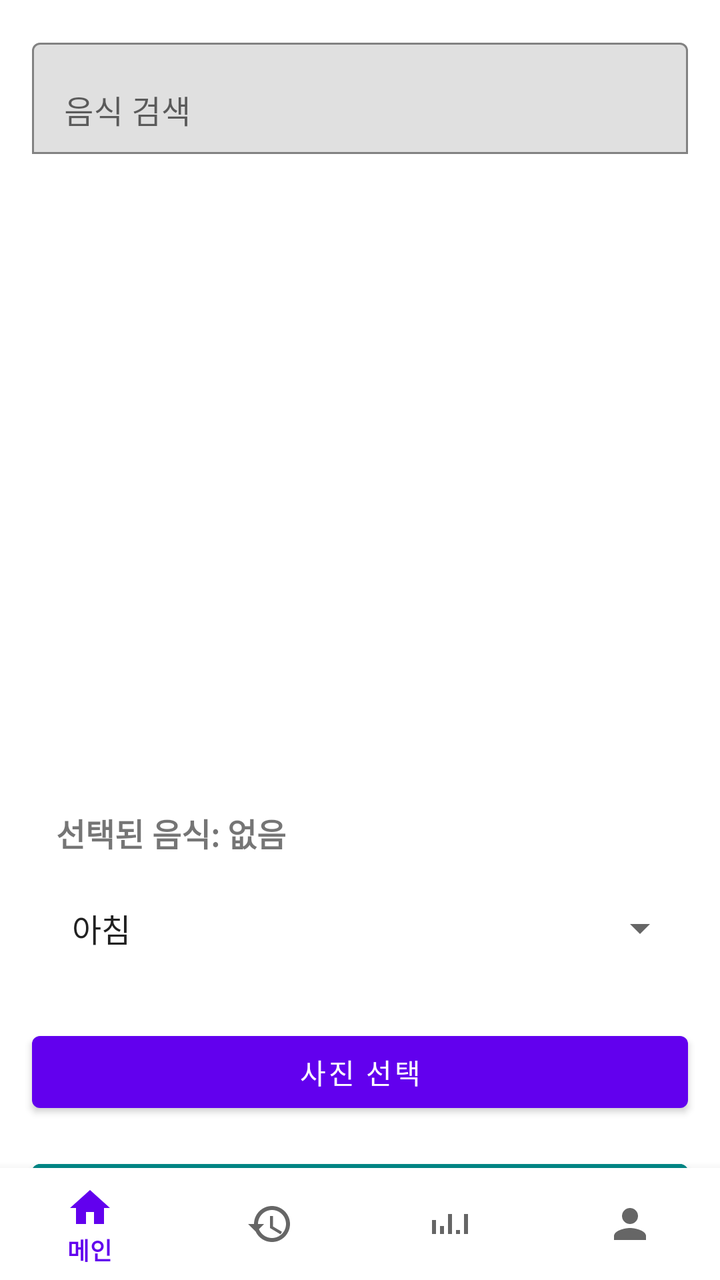
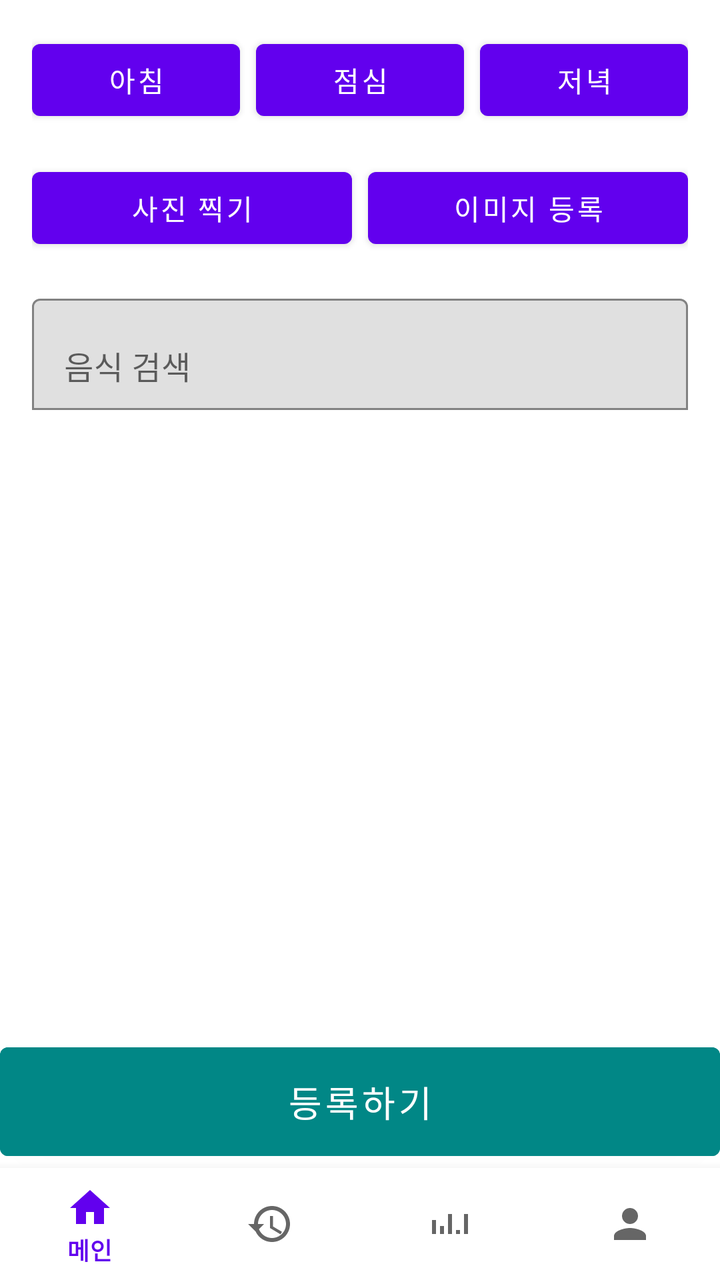

Before-and-after screenshots of an Android layout around one commit, followed by the original layout XML and the change that was made.
<!-- AndroidManifest.xml: activity theme Theme.MaterialComponents.DayNight.NoActionBar -->
<!-- res/layout/activity_record.xml -->
<?xml version="1.0" encoding="utf-8"?>
<androidx.coordinatorlayout.widget.CoordinatorLayout
    xmlns:android="http://schemas.android.com/apk/res/android"
    xmlns:app="http://schemas.android.com/apk/res-auto"
    android:layout_width="match_parent"
    android:layout_height="match_parent">

    <LinearLayout
        android:orientation="vertical"
        android:layout_width="match_parent"
        android:layout_height="match_parent">

        
        <com.google.android.material.textfield.TextInputLayout
            android:layout_width="match_parent"
            android:layout_height="wrap_content"
            android:hint="음식 검색"
            app:boxBackgroundMode="outline"
            android:layout_margin="16dp">

            <com.google.android.material.textfield.TextInputEditText
                android:id="@+id/search_input"
                android:layout_width="match_parent"
                android:layout_height="wrap_content"
                android:inputType="text"/>
        </com.google.android.material.textfield.TextInputLayout>

        
        <ListView
            android:id="@+id/list_foods"
            android:layout_width="match_parent"
            android:layout_height="0dp"
            android:layout_weight="1"
            android:dividerHeight="10dp"
            android:layout_marginStart="8dp"
            android:layout_marginEnd="8dp" />

        
        <TextView
            android:id="@+id/txt_selected_food"
            android:layout_width="match_parent"
            android:layout_height="wrap_content"
            android:text="선택된 음식: 없음"
            android:textSize="16sp"
            android:textStyle="bold"
            android:padding="12dp"
            android:layout_marginTop="12dp"
            android:layout_marginStart="16dp"
            android:layout_marginEnd="16dp"/>

        
        <Spinner
            android:id="@+id/spinnerMealType"
            android:layout_width="match_parent"
            android:layout_height="wrap_content"
            android:minHeight="48dp"
            android:padding="12dp"
            android:layout_marginStart="16dp"
            android:layout_marginEnd="16dp"
            android:layout_marginBottom="8dp"
            android:entries="@array/meal_types"/>


        
        <com.google.android.material.button.MaterialButton
            android:id="@+id/btnSelectImage"
            android:layout_width="match_parent"
            android:layout_height="wrap_content"
            android:text="사진 선택"
            android:layout_margin="16dp"/>

        
        <com.google.android.material.button.MaterialButton
            android:id="@+id/btn_save_meal"
            android:layout_width="match_parent"
            android:layout_height="wrap_content"
            android:text="저장하기"
            android:backgroundTint="@color/teal_700"
            android:textColor="@android:color/white"
            android:layout_marginStart="16dp"
            android:layout_marginEnd="16dp"
            android:layout_marginBottom="16dp"/>
    </LinearLayout>

    
    <com.google.android.material.bottomnavigation.BottomNavigationView
        android:id="@+id/bottomNavigationView"
        android:layout_width="match_parent"
        android:layout_height="wrap_content"
        android:layout_gravity="bottom"
        app:menu="@menu/bottom_nav_menu"/>
</androidx.coordinatorlayout.widget.CoordinatorLayout>
<!-- resources referenced by this layout -->
<resources>
  <string-array name="meal_types">
          <item>아침</item>
          <item>점심</item>
          <item>저녁</item>
      </string-array>
  <color name="teal_700">#FF018786</color>
</resources>

<!-- the commit's change to res/layout/activity_record.xml (unified diff, before → after) -->
@@ -5,88 +5,148 @@
     android:layout_width="match_parent"
     android:layout_height="match_parent">
 
+    
+    <ScrollView
+        android:layout_width="match_parent"
+        android:layout_height="match_parent"
+        android:fillViewport="true"
+        android:padding="16dp"
+        android:layout_above="@+id/bottomArea">
+
+        <LinearLayout
+            android:orientation="vertical"
+            android:layout_width="match_parent"
+            android:layout_height="wrap_content">
+
+            
+            <LinearLayout
+                android:orientation="horizontal"
+                android:layout_width="match_parent"
+                android:layout_height="wrap_content"
+                android:gravity="center"
+                android:layout_marginBottom="16dp">
+
+                <Button
+                    android:id="@+id/btnBreakfast"
+                    android:layout_width="0dp"
+                    android:layout_height="wrap_content"
+                    android:layout_weight="1"
+                    android:text="아침" />
+
+                <Button
+                    android:id="@+id/btnLunch"
+                    android:layout_width="0dp"
+                    android:layout_height="wrap_content"
+                    android:layout_weight="1"
+                    android:layout_marginStart="8dp"
+                    android:text="점심" />
+
+                <Button
+                    android:id="@+id/btnDinner"
+                    android:layout_width="0dp"
+                    android:layout_height="wrap_content"
+                    android:layout_weight="1"
+                    android:layout_marginStart="8dp"
+                    android:text="저녁" />
+            </LinearLayout>
+
+            
+            <LinearLayout
+                android:orientation="horizontal"
+                android:layout_width="match_parent"
+                android:layout_height="wrap_content"
+                android:gravity="center"
+                android:layout_marginBottom="16dp">
+
+                <Button
+                    android:id="@+id/btnTakePhoto"
+                    android:layout_width="0dp"
+                    android:layout_height="wrap_content"
+                    android:layout_weight="1"
+                    android:text="사진 찍기" />
+
+                <Button
+                    android:id="@+id/btnSelectImage"
+                    android:layout_width="0dp"
+                    android:layout_height="wrap_content"
+                    android:layout_marginStart="8dp"
+                    android:layout_weight="1"
+                    android:text="이미지 등록" />
+            </LinearLayout>
+
+            
+            <com.google.android.material.textfield.TextInputLayout
+                android:id="@+id/layoutSearch"
+                android:layout_width="match_parent"
+                android:layout_height="wrap_content"
+                android:hint="음식 검색"
+                app:boxBackgroundMode="outline">
+
+                <com.google.android.material.textfield.TextInputEditText
+                    android:id="@+id/inputSearch"
+                    android:layout_width="match_parent"
+                    android:layout_height="wrap_content"
+                    android:inputType="text"/>
+            </com.google.android.material.textfield.TextInputLayout>
+
+            
+            <ListView
+                android:id="@+id/listSearchResults"
+                android:layout_width="match_parent"
+                android:layout_height="wrap_content"
+                android:visibility="gone"
+                android:dividerHeight="8dp"
+                android:layout_marginTop="8dp" />
+
+            
+            <ImageView
+                android:id="@+id/imgPreview"
+                android:layout_width="match_parent"
+                android:layout_height="240dp"
+                android:scaleType="centerCrop"
+                android:visibility="gone"
+                android:layout_marginTop="20dp"
+                android:background="#DDDDDD" />
+
+            
+            <LinearLayout
+                android:id="@+id/analysisContainer"
+                android:layout_width="match_parent"
+                android:layout_height="wrap_content"
+                android:orientation="vertical"
+                android:visibility="gone"
+                android:layout_marginTop="16dp"
+                android:padding="8dp"
+                android:background="#F7F7F7">
+            </LinearLayout>
+
+        </LinearLayout>
+    </ScrollView>
+
+    
     <LinearLayout
+        android:id="@+id/bottomArea"
         android:orientation="vertical"
         android:layout_width="match_parent"
-        android:layout_height="match_parent">
+        android:layout_height="wrap_content"
+        android:layout_gravity="bottom">
 
-        
-        <com.google.android.material.textfield.TextInputLayout
+        <Button
+            android:id="@+id/btnSave"
             android:layout_width="match_parent"
             android:layout_height="wrap_content"
-            android:hint="음식 검색"
-            app:boxBackgroundMode="outline"
-            android:layout_margin="16dp">
+            android:text="등록하기"
+            android:backgroundTint="@color/teal_700"
+            android:textColor="@android:color/white"
+            android:textSize="18sp"
+            android:padding="14dp" />
 
-            <com.google.android.material.textfield.TextInputEditText
-                android:id="@+id/search_input"
-                android:layout_width="match_parent"
-                android:layout_height="wrap_content"
-                android:inputType="text"/>
-        </com.google.android.material.textfield.TextInputLayout>
-
-        
-        <ListView
-            android:id="@+id/list_foods"
-            android:layout_width="match_parent"
-            android:layout_height="0dp"
-            android:layout_weight="1"
-            android:dividerHeight="10dp"
-            android:layout_marginStart="8dp"
-            android:layout_marginEnd="8dp" />
-
-        
-        <TextView
-            android:id="@+id/txt_selected_food"
+        <com.google.android.material.bottomnavigation.BottomNavigationView
+            android:id="@+id/bottomNavigationView"
             android:layout_width="match_parent"
             android:layout_height="wrap_content"
-            android:text="선택된 음식: 없음"
-            android:textSize="16sp"
-            android:textStyle="bold"
-            android:padding="12dp"
-            android:layout_marginTop="12dp"
-            android:layout_marginStart="16dp"
-            android:layout_marginEnd="16dp"/>
+            app:menu="@menu/bottom_nav_menu" />
 
-        
-        <Spinner
-            android:id="@+id/spinnerMealType"
-            android:layout_width="match_parent"
-            android:layout_height="wrap_content"
-            android:minHeight="48dp"
-            android:padding="12dp"
-            android:layout_marginStart="16dp"
-            android:layout_marginEnd="16dp"
-            android:layout_marginBottom="8dp"
-            android:entries="@array/meal_types"/>
-
-
-        
-        <com.google.android.material.button.MaterialButton
-            android:id="@+id/btnSelectImage"
-            android:layout_width="match_parent"
-            android:layout_height="wrap_content"
-            android:text="사진 선택"
-            android:layout_margin="16dp"/>
-
-        
-        <com.google.android.material.button.MaterialButton
-            android:id="@+id/btn_save_meal"
-            android:layout_width="match_parent"
-            android:layout_height="wrap_content"
-            android:text="저장하기"
-            android:backgroundTint="@color/teal_700"
-            android:textColor="@android:color/white"
-            android:layout_marginStart="16dp"
-            android:layout_marginEnd="16dp"
-            android:layout_marginBottom="16dp"/>
     </LinearLayout>
 
-    
-    <com.google.android.material.bottomnavigation.BottomNavigationView
-        android:id="@+id/bottomNavigationView"
-        android:layout_width="match_parent"
-        android:layout_height="wrap_content"
-        android:layout_gravity="bottom"
-        app:menu="@menu/bottom_nav_menu"/>
 </androidx.coordinatorlayout.widget.CoordinatorLayout>
<!-- resource entries referenced after the edit -->
@@ -1,10 +1,5 @@
 <!-- resources referenced by this layout -->
 <resources>
-  <string-array name="meal_types">
-          <item>아침</item>
-          <item>점심</item>
-          <item>저녁</item>
-      </string-array>
   <color name="teal_700">#FF018786</color>
 </resources>
 
